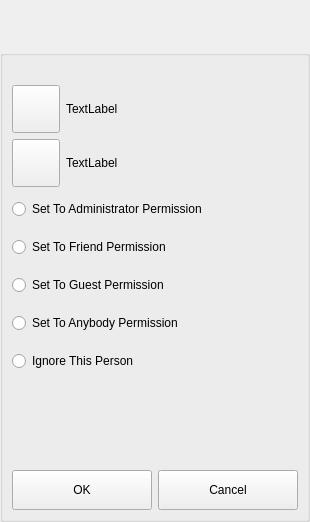
Qt form GoTvApps/GoTvCommon/Forms/AppletPeerChangeFriendship.ui (brettrjones-github/nolimitconnect) before a commit.
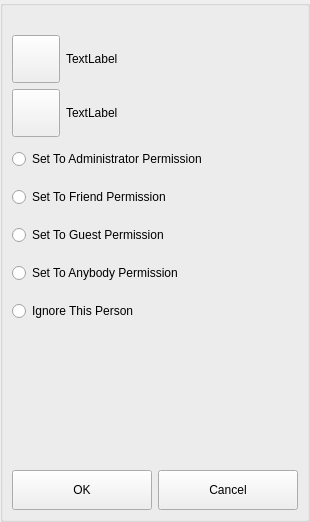
The same form after that commit. Custom widgets are drawn as their Qt base class.

```diff
--- a/GoTvApps/GoTvCommon/Forms/AppletPeerChangeFriendship.ui
+++ b/GoTvApps/GoTvCommon/Forms/AppletPeerChangeFriendship.ui
@@ -1,7 +1,7 @@
 <?xml version="1.0" encoding="UTF-8"?>
 <ui version="4.0">
- <class>ToFriendChangeFriendshipDlg</class>
- <widget class="QWidget" name="ToFriendChangeFriendshipDlg">
+ <class>AppletPeerChangeFriendshipUi</class>
+ <widget class="QWidget" name="AppletPeerChangeFriendshipUi">
   <property name="geometry">
    <rect>
     <x>0</x>
@@ -10,6 +10,12 @@
     <height>522</height>
    </rect>
   </property>
+  <property name="sizePolicy">
+   <sizepolicy hsizetype="Expanding" vsizetype="Expanding">
+    <horstretch>0</horstretch>
+    <verstretch>0</verstretch>
+   </sizepolicy>
+  </property>
   <property name="minimumSize">
    <size>
     <width>0</width>
@@ -35,30 +41,14 @@
    <property name="bottomMargin">
     <number>0</number>
    </property>
-   <item>
-    <widget class="TitleBarWidget" name="m_TitleBarWidget" native="true">
-     <property name="sizePolicy">
-      <sizepolicy hsizetype="Preferred" vsizetype="Preferred">
-       <horstretch>0</horstretch>
-       <verstretch>0</verstretch>
-      </sizepolicy>
-     </property>
-     <property name="minimumSize">
-      <size>
-       <width>0</width>
-       <height>50</height>
-      </size>
-     </property>
-     <property name="maximumSize">
-      <size>
-       <width>16777215</width>
-       <height>130</height>
-      </size>
-     </property>
-    </widget>
-   </item>
    <item>
     <widget class="QGroupBox" name="DialogItemsGroupBox">
+     <property name="sizePolicy">
+      <sizepolicy hsizetype="Expanding" vsizetype="Expanding">
+       <horstretch>0</horstretch>
+       <verstretch>0</verstretch>
+      </sizepolicy>
+     </property>
      <property name="minimumSize">
       <size>
        <width>0</width>
@@ -259,40 +249,9 @@
      </layout>
     </widget>
    </item>
-   <item>
-    <widget class="BottomBarWidget" name="m_BottomBarWidget" native="true">
-     <property name="sizePolicy">
-      <sizepolicy hsizetype="Expanding" vsizetype="Minimum">
-       <horstretch>0</horstretch>
-       <verstretch>0</verstretch>
-      </sizepolicy>
-     </property>
-     <property name="minimumSize">
-      <size>
-       <width>30</width>
-       <height>0</height>
-      </size>
-     </property>
-     <property name="autoFillBackground">
-      <bool>true</bool>
-     </property>
-    </widget>
-   </item>
   </layout>
  </widget>
  <customwidgets>
-  <customwidget>
-   <class>TitleBarWidget</class>
-   <extends>QWidget</extends>
-   <header>TitleBarWidget.h</header>
-   <container>1</container>
-  </customwidget>
-  <customwidget>
-   <class>BottomBarWidget</class>
-   <extends>QWidget</extends>
-   <header location="global">BottomBarWidget.h</header>
-   <container>1</container>
-  </customwidget>
   <customwidget>
    <class>VxPushButton</class>
    <extends>QPushButton</extends>
```
